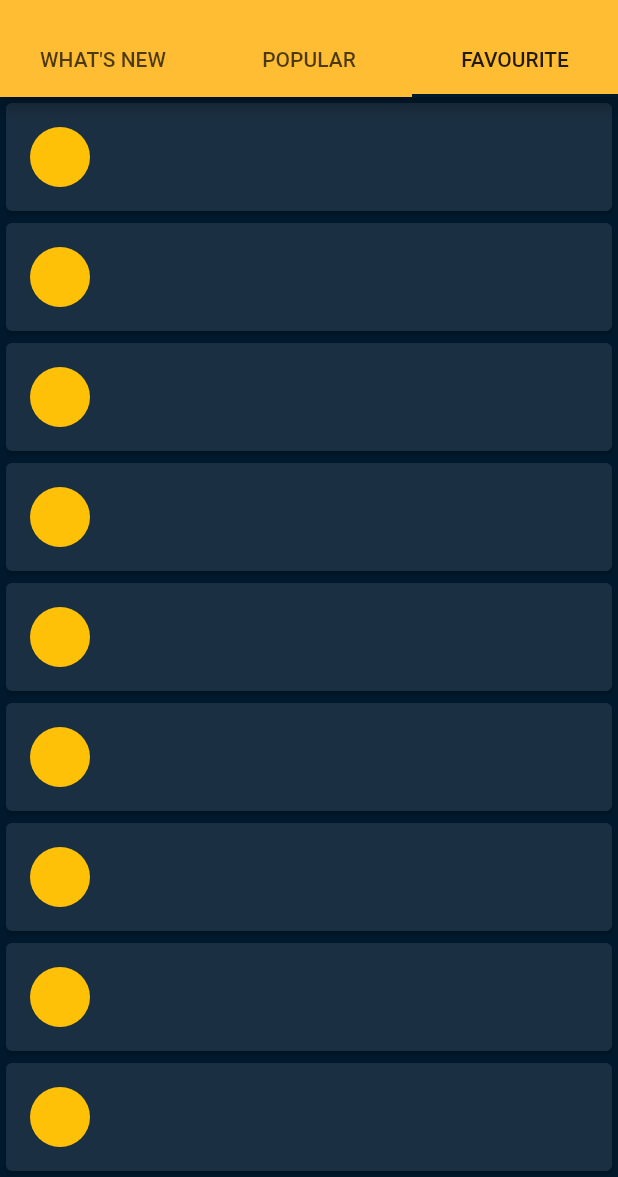
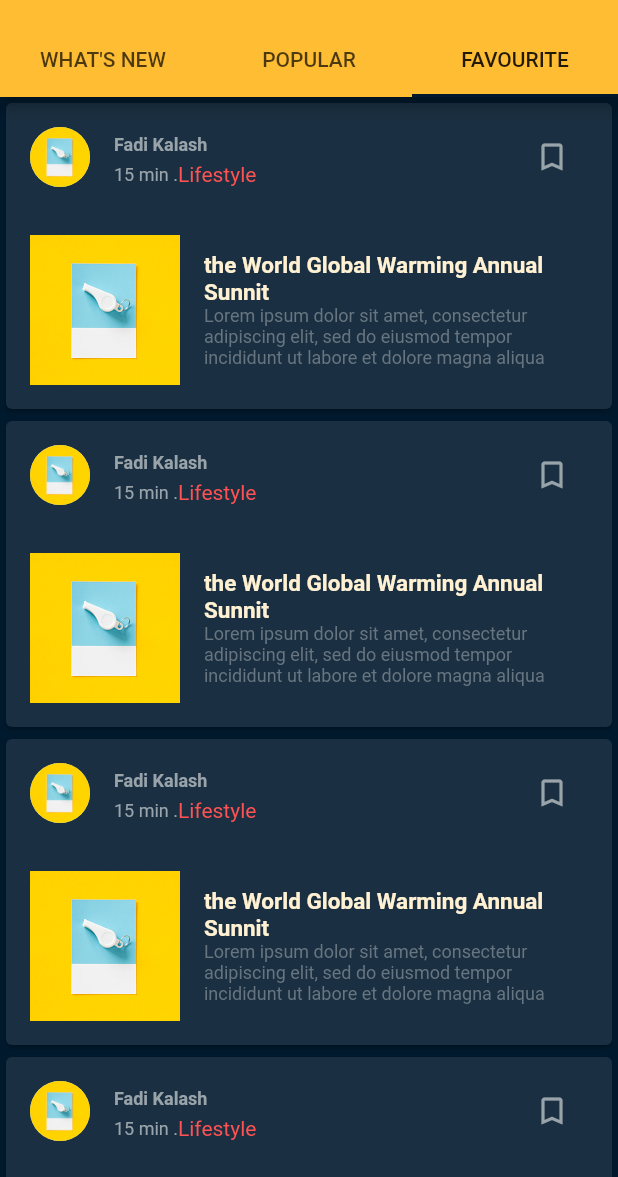
Before and after one commit to fadi7/new_app, a Flutter app: the HomeScreen screen opened by its route, tab 3 chosen, on a phone screen of 412 x 824 dp, the part 59-1236 px from its top. Run offline on Flutter 3.47's test engine with Material 2 defaults, Android fonts, the phone set to English and light mode, and no system bars; our stand-ins replace page_indicator, shared_preferences; accounts and stored records are empty.

Commit message:
finish th three tabs

```diff
--- a/lib/components/card_row.dart
+++ b/lib/components/card_row.dart
@@ -5,31 +5,20 @@ import 'package:newapp/constrains.dart';
 class CardRow extends StatelessWidget {
   @override
   Widget build(BuildContext context) {
-    return Padding(
-      padding:
-          const EdgeInsets.only(top: 8.0, left: 12.0, right: 12.0, bottom: 8.0),
-      child: Row(
-        crossAxisAlignment: CrossAxisAlignment.start,
-        children: <Widget>[
-          Image(
+    return ListTile(
+      leading: Image(
         image: AssetImage('assets/images/test.jpg'),
-            height: 100.0,
-            width: 100.0,
+        fit: BoxFit.cover,
+        height: double.infinity,
       ),
-          SizedBox(width: 10.0),
-          Expanded(
-            child: Column(
-              mainAxisAlignment: MainAxisAlignment.spaceBetween,
-              children: <Widget>[
-                Text(
+      title: Text(
         'the World Global Warming Annual Sunnit',
         maxLines: 3,
         style: kCardTitleStyle,
       ),
-                SizedBox(
-                  height: 24.0,
-                ),
-                Row(
+      subtitle: Padding(
+        padding: const EdgeInsets.only(top: 8.0),
+        child: Row(
           crossAxisAlignment: CrossAxisAlignment.end,
           mainAxisAlignment: MainAxisAlignment.spaceBetween,
           children: <Widget>[
@@ -40,10 +29,6 @@ class CardRow extends StatelessWidget {
             TimeIcon(),
           ],
         ),
-              ],
-            ),
-          ),
-        ],
       ),
     );
   }
--- a/lib/constrains.dart
+++ b/lib/constrains.dart
@@ -35,6 +35,10 @@ const kCardWriterStyle = TextStyle(
   fontSize: 12.0,
   color: Color(0xff667580),
 );
+const kCardBodyTextStyle = TextStyle(
+  fontSize: 12.0,
+  color: Color(0xff99a3aa),
+);
 
 const kTagTextStyle = TextStyle(
   color: Color(0xfffff1d2),
--- a/lib/screens/home_tabs/tab_three.dart
+++ b/lib/screens/home_tabs/tab_three.dart
@@ -1,4 +1,7 @@
+import 'package:flutter/cupertino.dart';
 import 'package:flutter/material.dart';
+import 'package:newapp/constrains.dart';
+import 'dart:math';
 
 class TabThree extends StatelessWidget {
   @override
@@ -8,10 +11,11 @@ class TabThree extends StatelessWidget {
         return Card(
           color: Color(0XFF1a2f41),
           child: Container(
-            padding: EdgeInsets.all(16.0),
+            //padding: EdgeInsets.all(16.0),
             child: Column(
               children: <Widget>[
                 _drawAuthorRow(),
+                _drawBodyRow(),
               ],
             ),
           ),
@@ -21,13 +25,78 @@ class TabThree extends StatelessWidget {
     );
   }
 
+  List<Color> _colorsList = [
+    Colors.redAccent,
+    Colors.deepOrangeAccent,
+    Colors.blueGrey,
+    Colors.greenAccent,
+  ];
+  Color _getRandomColor() {
+    return _colorsList[Random().nextInt(_colorsList.length)];
+  }
+
   Widget _drawAuthorRow() {
-    return Row(
-      children: <Widget>[
-        CircleAvatar(
-          backgroundColor: Colors.amber,
+    return ListTile(
+      leading: CircleAvatar(
+        backgroundImage: AssetImage('assets/images/test.jpg'),
+      ),
+      title: Text(
+        'Fadi Kalash',
+        style: kCardBodyTextStyle.copyWith(fontWeight: FontWeight.bold),
+      ),
+      subtitle: Row(
+        children: <Widget>[
+          Text(
+            '15 min .',
+            style: kCardBodyTextStyle,
+          ),
+          Text(
+            'Lifestyle',
+            style: TextStyle(color: _getRandomColor()),
+          ),
+        ],
+      ),
+      trailing: IconButton(
+        onPressed: () {},
+        icon: Icon(
+          Icons.bookmark_border,
+          color: Color(0xff99a3aa),
         ),
-      ],
+      ),
+    );
+  }
+
+  Widget _drawBodyRow() {
+    return Padding(
+      padding: const EdgeInsets.all(16.0),
+      child: Row(
+        children: <Widget>[
+          Image(
+            image: AssetImage('assets/images/test.jpg'),
+            width: 100.0,
+            height: 100.0,
+            fit: BoxFit.cover,
+          ),
+          SizedBox(
+            width: 16.0,
+          ),
+          Expanded(
+            child: Column(
+              children: <Widget>[
+                Text(
+                  'the World Global Warming Annual Sunnit',
+                  maxLines: 3,
+                  style: kCardTitleStyle,
+                ),
+                Text(
+                  'Lorem ipsum dolor sit amet, consectetur adipiscing elit, sed do eiusmod tempor incididunt ut labore et dolore magna aliqua',
+                  style: kCardWriterStyle,
+                ),
+              ],
+            ),
+          )
+        ],
+      ),
     );
   }
 }
```
Lines whose indentation alone changed are shown as unchanged.
